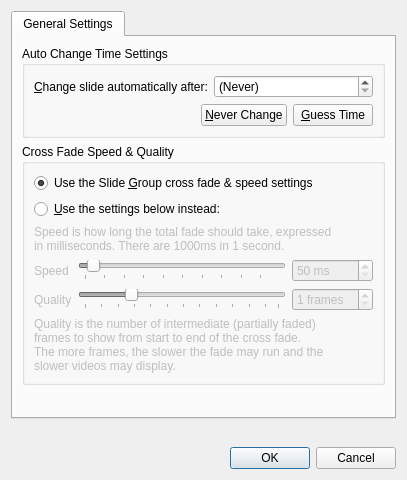
Before: the Qt Designer form src/SlideSettingsDialog.ui in google-code-export/dviz, drawn with Qt 5.
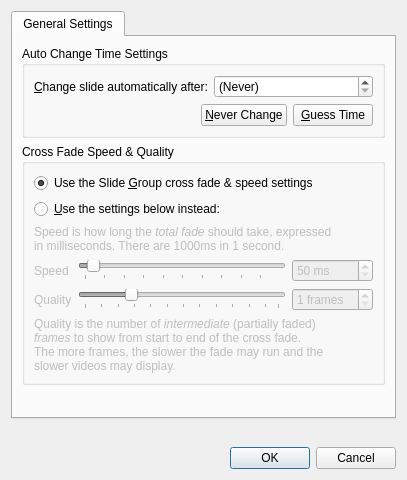
After: the same form once the commit is applied.

Commit message: Re-arranged a few toolbars in the SlideEditorWindow. Started work on a 'Slide Library' tab in the MainWindow.

Patch:
```diff
--- a/src/SlideSettingsDialog.ui
+++ b/src/SlideSettingsDialog.ui
@@ -123,8 +123,15 @@
              <item>
               <widget class="QLabel" name="label_6">
                <property name="text">
-                <string>Speed is how long the total fade should take, expressed
-in milliseconds. There are 1000ms in 1 second.</string>
+                <string>&lt;!DOCTYPE HTML PUBLIC &quot;-//W3C//DTD HTML 4.0//EN&quot; &quot;http://www.w3.org/TR/REC-html40/strict.dtd&quot;&gt;
+&lt;html&gt;&lt;head&gt;&lt;meta name=&quot;qrichtext&quot; content=&quot;1&quot; /&gt;&lt;style type=&quot;text/css&quot;&gt;
+p, li { white-space: pre-wrap; }
+&lt;/style&gt;&lt;/head&gt;&lt;body style=&quot; font-family:'Sans Serif'; font-size:9pt; font-weight:400; font-style:normal;&quot;&gt;
+&lt;table style=&quot;-qt-table-type: root; margin-top:4px; margin-bottom:4px; margin-left:4px; margin-right:4px;&quot;&gt;
+&lt;tr&gt;
+&lt;td style=&quot;border: none;&quot;&gt;
+&lt;p style=&quot; margin-top:0px; margin-bottom:0px; margin-left:0px; margin-right:0px; -qt-block-indent:0; text-indent:0px;&quot;&gt;Speed is how long the&lt;span style=&quot; font-style:italic;&quot;&gt; total fade&lt;/span&gt; should take, expressed&lt;/p&gt;
+&lt;p style=&quot; margin-top:0px; margin-bottom:0px; margin-left:0px; margin-right:0px; -qt-block-indent:0; text-indent:0px;&quot;&gt;in milliseconds. There are 1000ms in 1 second.&lt;/p&gt;&lt;/td&gt;&lt;/tr&gt;&lt;/table&gt;&lt;/body&gt;&lt;/html&gt;</string>
                </property>
               </widget>
              </item>
@@ -237,10 +244,17 @@
              <item>
               <widget class="QLabel" name="label_7">
                <property name="text">
-                <string>Quality is the number of intermediate (partially faded)
-frames to show from start to end of the cross fade. 
-The more frames, the slower the fade may run and the
-slower videos may display.</string>
+                <string>&lt;!DOCTYPE HTML PUBLIC &quot;-//W3C//DTD HTML 4.0//EN&quot; &quot;http://www.w3.org/TR/REC-html40/strict.dtd&quot;&gt;
+&lt;html&gt;&lt;head&gt;&lt;meta name=&quot;qrichtext&quot; content=&quot;1&quot; /&gt;&lt;style type=&quot;text/css&quot;&gt;
+p, li { white-space: pre-wrap; }
+&lt;/style&gt;&lt;/head&gt;&lt;body style=&quot; font-family:'Sans Serif'; font-size:9pt; font-weight:400; font-style:normal;&quot;&gt;
+&lt;table style=&quot;-qt-table-type: root; margin-top:4px; margin-bottom:4px; margin-left:4px; margin-right:4px;&quot;&gt;
+&lt;tr&gt;
+&lt;td style=&quot;border: none;&quot;&gt;
+&lt;p style=&quot; margin-top:0px; margin-bottom:0px; margin-left:0px; margin-right:0px; -qt-block-indent:0; text-indent:0px;&quot;&gt;Quality is the number of &lt;span style=&quot; font-style:italic;&quot;&gt;intermediate&lt;/span&gt; (partially faded)&lt;/p&gt;
+&lt;p style=&quot; margin-top:0px; margin-bottom:0px; margin-left:0px; margin-right:0px; -qt-block-indent:0; text-indent:0px;&quot;&gt;&lt;span style=&quot; font-style:italic;&quot;&gt;frames&lt;/span&gt; to show from start to end of the cross fade. &lt;/p&gt;
+&lt;p style=&quot; margin-top:0px; margin-bottom:0px; margin-left:0px; margin-right:0px; -qt-block-indent:0; text-indent:0px;&quot;&gt;The more frames, the slower the fade may run and the&lt;/p&gt;
+&lt;p style=&quot; margin-top:0px; margin-bottom:0px; margin-left:0px; margin-right:0px; -qt-block-indent:0; text-indent:0px;&quot;&gt;slower videos may display.&lt;/p&gt;&lt;/td&gt;&lt;/tr&gt;&lt;/table&gt;&lt;/body&gt;&lt;/html&gt;</string>
                </property>
               </widget>
              </item>
```
The commit also changes 4 other files.
